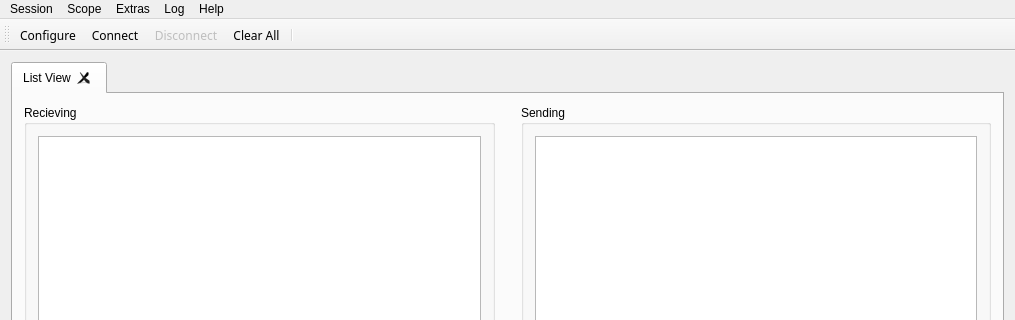
Old version of the form mainwindow.ui in the repository schwemmdx/rs232-tool; both pictures show x 0 to 1015 and y 0 to 320 of the 1015 by 715 pixel window.
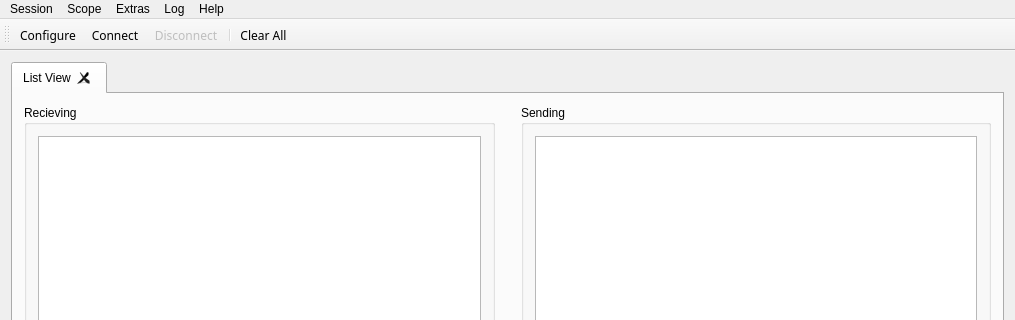
New version of the form. Icons and pictures are not drawn.

Patch:
```diff
--- a/mainwindow.ui
+++ b/mainwindow.ui
@@ -203,8 +203,8 @@
    <addaction name="actionConfigure"/>
    <addaction name="actionConnect"/>
    <addaction name="actionDisconnect"/>
-   <addaction name="actionClear"/>
    <addaction name="separator"/>
+   <addaction name="actionClear"/>
   </widget>
   <widget class="QMenuBar" name="menuBar">
    <property name="geometry">
```
Left out of the diff: 96 changed lines with no effect on the pictures.
